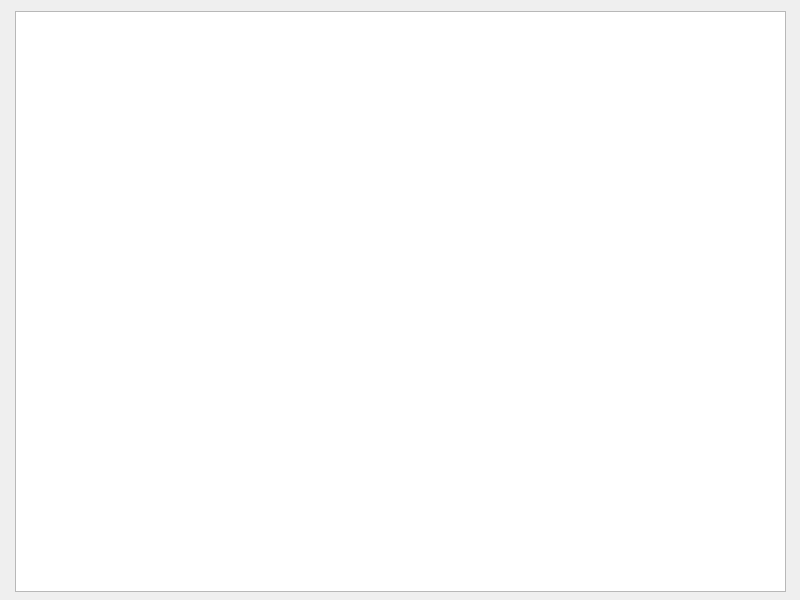
First picture: the form in app/Server/dialog.ui, repository Paulkie99/RubberContractBridge, before the edit.
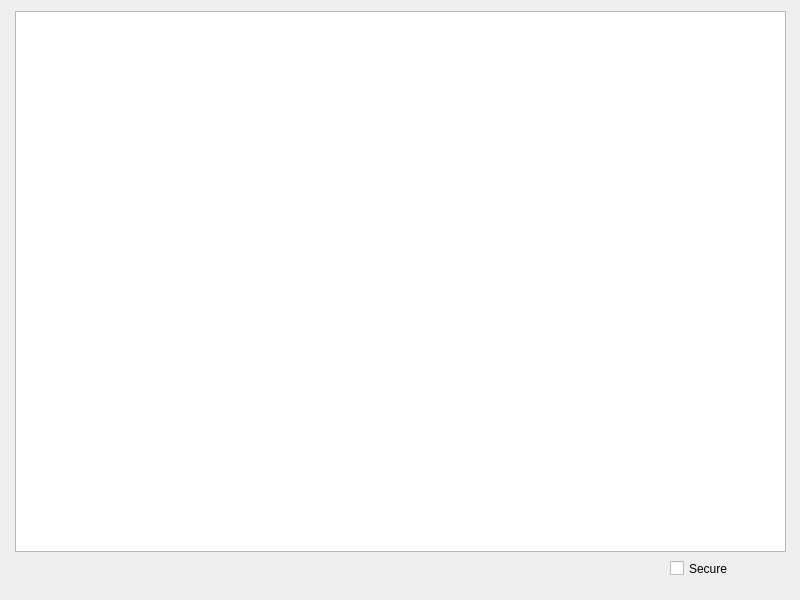
Second picture: the form after the edit.

Commit message: Server Secure/Non-Secure Tickbox Added

Diff of the .ui file:
```diff
--- a/app/Server/dialog.ui
+++ b/app/Server/dialog.ui
@@ -19,10 +19,23 @@
      <x>15</x>
      <y>11</y>
      <width>771</width>
-     <height>581</height>
+     <height>541</height>
     </rect>
    </property>
   </widget>
+  <widget class="QCheckBox" name="checkBox">
+   <property name="geometry">
+    <rect>
+     <x>670</x>
+     <y>560</y>
+     <width>70</width>
+     <height>17</height>
+    </rect>
+   </property>
+   <property name="text">
+    <string>Secure</string>
+   </property>
+  </widget>
  </widget>
  <resources/>
  <connections/>
```
The commit also changes 3 other files.
